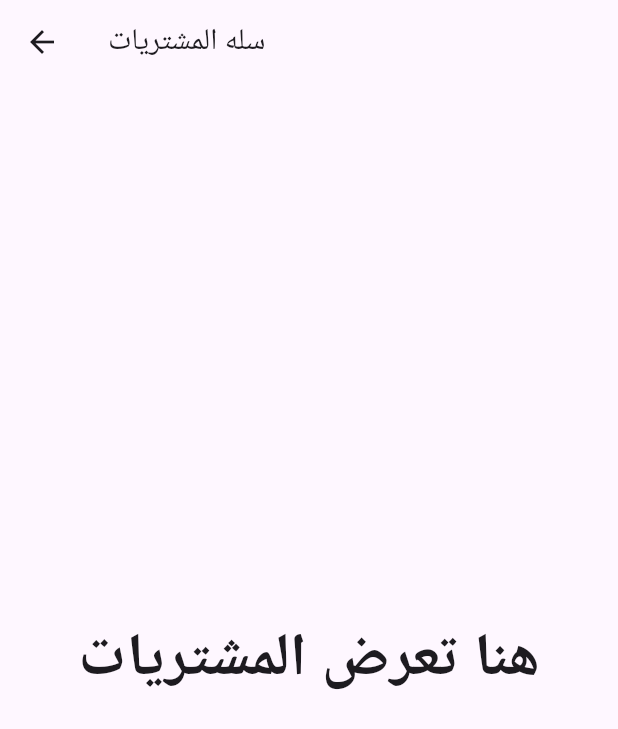
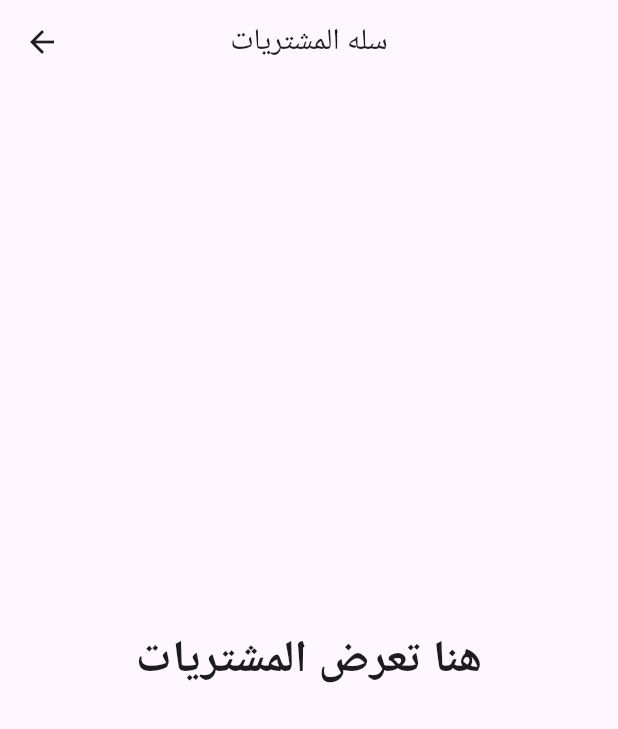
Before and after one commit to sajidammar/recipes_flutter, a Flutter app: the CartScreen screen opened directly, on a phone screen of 412 x 824 dp. Shown: the top 729 px of the screen. Run offline on Flutter 3.47's test engine with Material 3 defaults, Android fonts, the phone set to English and light mode, and no system bars.

```diff
--- a/lib/cart.dart
+++ b/lib/cart.dart
@@ -7,12 +7,13 @@ class CartScreen extends StatelessWidget {
   Widget build(BuildContext context) {
     return Scaffold(
       appBar: AppBar(
+        centerTitle: true,
         title: Text("سله المشتريات", style: TextStyle(fontSize: 20)),
       ),
       body: Center(
         child: Text(
           "هنا تعرض المشتريات",
-          style: TextStyle(fontSize: 40, fontWeight: FontWeight.bold),
+          style: TextStyle(fontSize: 30, fontWeight: FontWeight.bold),
         ),
       ),
     );
```
Also changed, not shown: lib/main.dart (+8 -1 lines).
